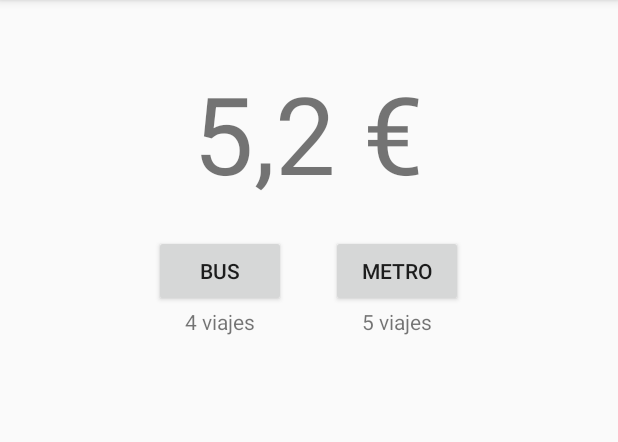
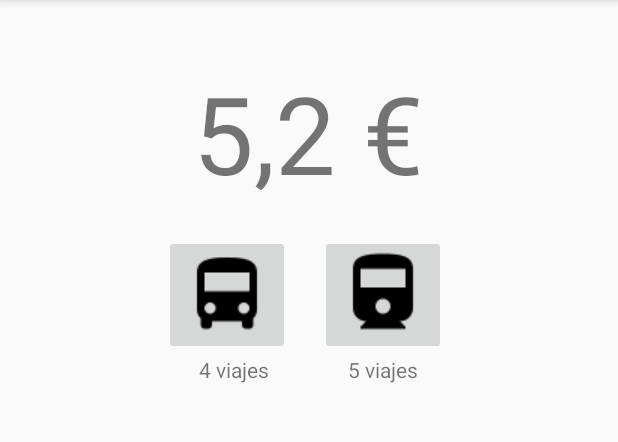
Before and after one commit to jeacelo/TransportCard, an Android app: the screen it shows after launch (MainActivity), on a phone screen of 412 x 824 dp, the part 84-526 px from its top. Run offline under Robolectric (Android 15) with nearby library versions, the phone set to English and light mode, and no system bars.

Commit message:
Image Buttons added

```diff
--- a/app/src/main/res/layout/activity_main.xml
+++ b/app/src/main/res/layout/activity_main.xml
@@ -24,23 +24,18 @@
         android:layout_margin="20dp"
         android:layout_gravity="center">
         <TableRow>
-            <Button
-                android:id="@+id/botonBus"
+            <ImageButton
+                android:id="@+id/bus"
                 android:layout_width="wrap_content"
                 android:layout_height="wrap_content"
-                android:layout_weight="1"
-                android:layout_gravity="center"
                 android:layout_marginRight="10dp"
-                android:text="Bus" />
-            <Button
-                android:id="@+id/botonMetro"
+                app:srcCompat="@drawable/bus_icon" />
+            <ImageButton
+                android:id="@+id/metro"
                 android:layout_width="wrap_content"
                 android:layout_height="wrap_content"
-                android:layout_alignParentEnd="true"
-                android:layout_weight="1"
                 android:layout_marginLeft="10dp"
-                android:layout_gravity="center"
-                android:text="Metro" />
+                app:srcCompat="@drawable/metro_icon" />
         </TableRow>
         <TableRow>
             <TextView
@@ -48,14 +43,13 @@
                 android:layout_width="wrap_content"
                 android:layout_height="wrap_content"
                 android:layout_gravity="center"
-                android:layout_marginRight="10dp"
                 android:text="4 viajes" />
             <TextView
                 android:id="@+id/textoMetro"
                 android:layout_width="wrap_content"
                 android:layout_height="wrap_content"
                 android:layout_gravity="center"
-                android:layout_marginLeft="10dp"
+                android:layout_marginLeft="5dp"
                 android:text="5 viajes" />
         </TableRow>
     </TableLayout>
```
Also changed, not shown: app/src/main/res/drawable/bus_icon.png (added), app/src/main/res/drawable/metro_icon.png (added), 6 other files.
